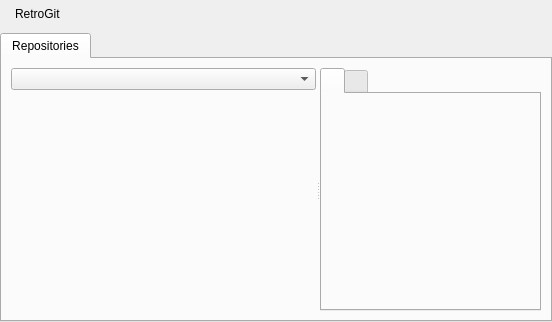
jolavillette/retroGit, file gui/MainWidget.ui: the form before one commit.
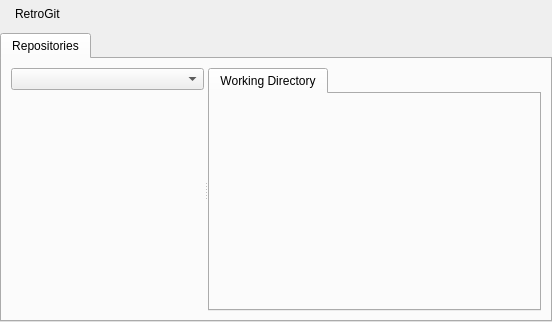
The form after the commit. Icons and pictures are not drawn. Custom widgets are drawn as their Qt base class.

```diff
--- a/gui/MainWidget.ui
+++ b/gui/MainWidget.ui
@@ -137,15 +137,13 @@
            </item>
           </layout>
          </widget>
-         <widget class="QTabWidget" name="tabWidget">
+         <widget class="QTabWidget" name="rightPaneTabWidget">
+          <property name="currentIndex">
+           <number>0</number>
+          </property>
           <widget class="QWidget" name="tabWidgetPage1">
            <attribute name="title">
-            <string/>
-           </attribute>
-          </widget>
-          <widget class="QWidget" name="tabWidgetPage2">
-           <attribute name="title">
-            <string/>
+            <string>Working Directory</string>
            </attribute>
           </widget>
          </widget>
```
